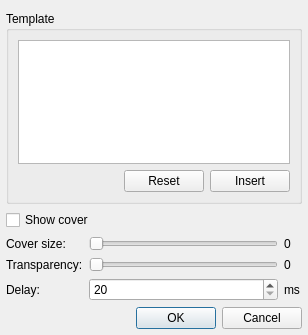
This is src/plugins/Ui/qsui/forms/popupsettings.ui in prinsbert/qmmp-dev as Qt 5 draws it before an edit. The edited form follows.
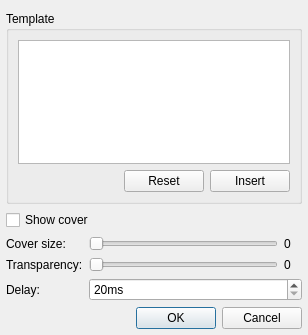
This is the edited form.

Commit message: qsui: changed settings form

Diff of the .ui file:
```diff
--- a/src/plugins/Ui/qsui/forms/popupsettings.ui
+++ b/src/plugins/Ui/qsui/forms/popupsettings.ui
@@ -146,19 +146,6 @@
      </property>
     </widget>
    </item>
-   <item row="5" column="3">
-    <widget class="QSpinBox" name="delaySpinBox">
-     <property name="minimum">
-      <number>20</number>
-     </property>
-     <property name="maximum">
-      <number>7000</number>
-     </property>
-     <property name="singleStep">
-      <number>500</number>
-     </property>
-    </widget>
-   </item>
    <item row="6" column="0" colspan="5">
     <widget class="QDialogButtonBox" name="buttonBox">
      <property name="sizePolicy">
@@ -172,11 +159,20 @@
      </property>
     </widget>
    </item>
-   <item row="5" column="4">
-    <widget class="QLabel" name="label_2">
-     <property name="text">
+   <item row="5" column="3" colspan="2">
+    <widget class="QSpinBox" name="delaySpinBox">
+     <property name="suffix">
       <string>ms</string>
      </property>
+     <property name="minimum">
+      <number>20</number>
+     </property>
+     <property name="maximum">
+      <number>7000</number>
+     </property>
+     <property name="singleStep">
+      <number>500</number>
+     </property>
     </widget>
    </item>
   </layout>
```
